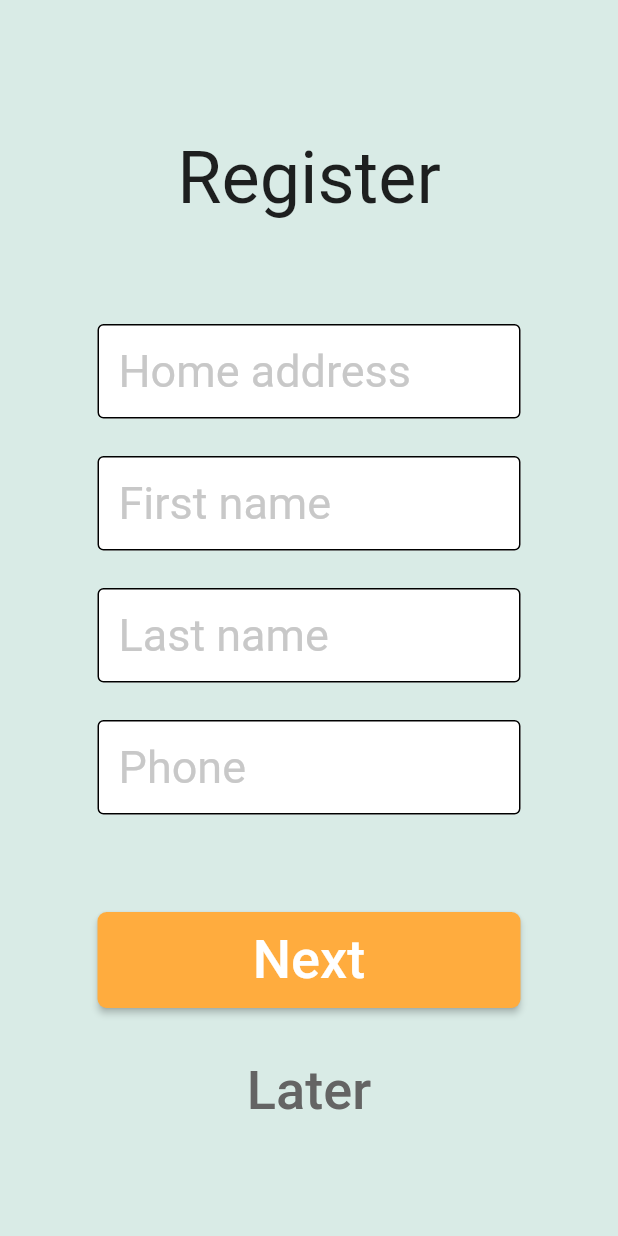
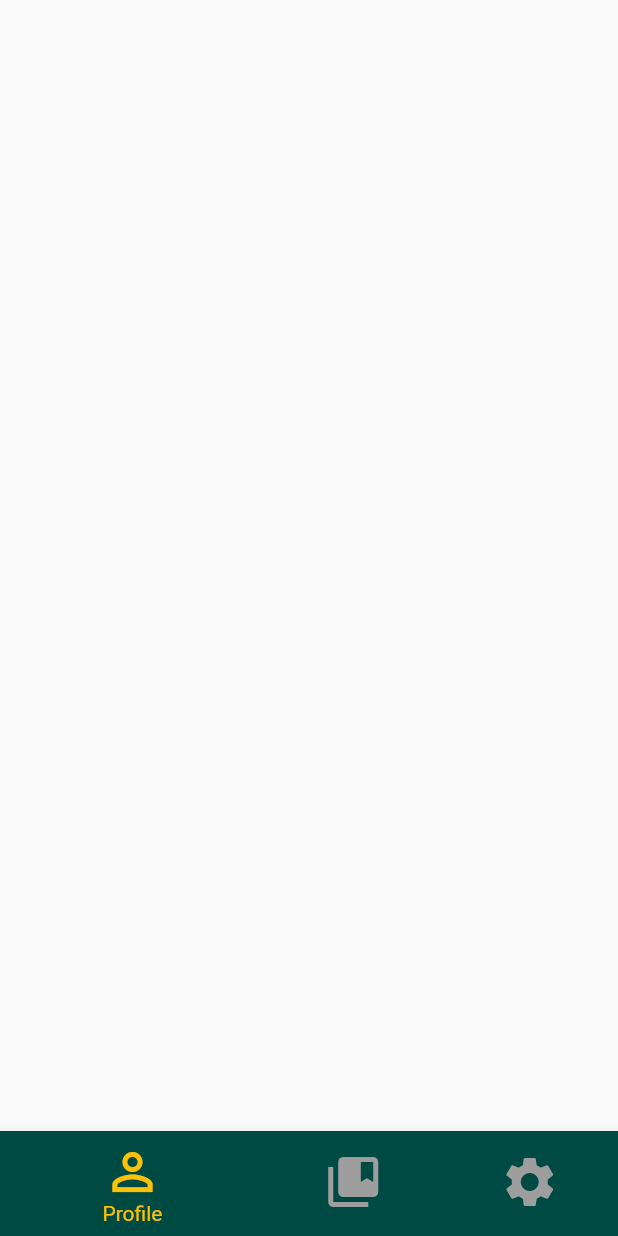
Before and after one commit to Grifon333/lib_bart, a Flutter app: the RegisterSecondWidget screen opened by its route, after a tap on "Next", on a phone screen of 412 x 824 dp. Run offline on Flutter 3.47's test engine with Material 2 defaults, Android fonts, the light colour scheme and no system bars.

Commit message:
Create windows for Bottom navigation

```diff
--- a/lib/assets/button/main_button.dart
+++ b/lib/assets/button/main_button.dart
@@ -29,11 +29,12 @@ class MainButton {
 
   Widget textButton({
     required String title,
+    required Function() onPressed,
   }) {
     return SizedBox(
       width: double.infinity,
       child: TextButton(
-        onPressed: () {},
+        onPressed: onPressed,
         child: Text(
           title,
           style: const TextStyle(
--- a/lib/ui/navigation/main_navigation.dart
+++ b/lib/ui/navigation/main_navigation.dart
@@ -1,4 +1,6 @@
 import 'package:lib_bart/library/widgets/inherited/provider.dart';
+import 'package:lib_bart/ui/widgets/bottom_navigation/bottom_navigation_model.dart';
+import 'package:lib_bart/ui/widgets/bottom_navigation/bottom_navigation_widget.dart';
 import 'package:lib_bart/ui/widgets/login/login_model.dart';
 import 'package:lib_bart/ui/widgets/login/login_widget.dart';
 import 'package:lib_bart/ui/widgets/register/register_first/register_first_model.dart';
@@ -12,6 +14,7 @@ class MainNavigationNameRoute {
   static const login = '/login';
   static const registerFirst = '/register/first';
   static const registerSecond = '/register/second';
+  static const bottomNavigation = '/bottomNavigation';
 }
 
 class MainNavigation {
@@ -29,6 +32,10 @@ class MainNavigation {
           child: const RegisterSecondWidget(),
           create: () => RegisterSecondModel(),
         ),
+    MainNavigationNameRoute.bottomNavigation: (context) => NotifierProvider(
+          child: const BottomNavigationWidget(),
+          create: () => BottomNavigationModel(),
+        ),
   };
 
   final initialRoute = MainNavigationNameRoute.main;
--- /dev/null
+++ b/lib/ui/widgets/bottom_navigation/bottom_navigation_model.dart
@@ -0,0 +1,12 @@
+import 'package:flutter/cupertino.dart';
+
+class BottomNavigationModel extends ChangeNotifier {
+  int _currentPage = 0;
+
+  int get currentPage => _currentPage;
+
+  void setCurrentPage(int val) {
+    _currentPage = val;
+    notifyListeners();
+  }
+}
--- /dev/null
+++ b/lib/ui/widgets/bottom_navigation/bottom_navigation_widget.dart
@@ -0,0 +1,71 @@
+import 'package:flutter/material.dart';
+import 'package:lib_bart/assets/color/main_colors.dart';
+import 'package:lib_bart/library/widgets/inherited/provider.dart';
+import 'package:lib_bart/ui/widgets/bottom_navigation/bottom_navigation_model.dart';
+
+class BottomNavigationWidget extends StatelessWidget {
+  const BottomNavigationWidget({Key? key}) : super(key: key);
+
+  @override
+  Widget build(BuildContext context) {
+    return const Scaffold(
+      body: _BodyWidget(),
+      bottomNavigationBar: _BottomNavigationBarWidget(),
+    );
+  }
+}
+
+class _BodyWidget extends StatelessWidget {
+  const _BodyWidget({Key? key}) : super(key: key);
+
+  @override
+  Widget build(BuildContext context) {
+    return SafeArea(
+      child: Text(''),
+    );
+  }
+}
+
+class _BottomNavigationBarWidget extends StatelessWidget {
+  const _BottomNavigationBarWidget({Key? key}) : super(key: key);
+
+  @override
+  Widget build(BuildContext context) {
+    final model = NotifierProvider.watch<BottomNavigationModel>(context);
+    if (model == null) return const SizedBox.shrink();
+
+    return BottomNavigationBar(
+      type: BottomNavigationBarType.shifting,
+      items: const [
+        BottomNavigationBarItem(
+          icon: Icon(
+            Icons.person_outline,
+            size: 40,
+          ),
+          label: 'Profile',
+          backgroundColor: MainColors.color2,
+        ),
+        BottomNavigationBarItem(
+          icon: Icon(
+            Icons.collections_bookmark,
+            size: 40,
+          ),
+          label: 'Books',
+          backgroundColor: MainColors.color2,
+        ),
+        BottomNavigationBarItem(
+          icon: Icon(
+            Icons.settings,
+            size: 40,
+          ),
+          label: 'Settings',
+          backgroundColor: MainColors.color2,
+        ),
+      ],
+      currentIndex: model.currentPage,
+      selectedItemColor: Colors.amber,
+      unselectedItemColor: Colors.grey,
+      onTap: (int val) => model.setCurrentPage(val),
+    );
+  }
+}
--- a/lib/ui/widgets/register/register_second/register_second_model.dart
+++ b/lib/ui/widgets/register/register_second/register_second_model.dart
@@ -1,5 +1,8 @@
 import 'package:flutter/cupertino.dart';
+import 'package:lib_bart/ui/navigation/main_navigation.dart';
 
 class RegisterSecondModel extends ChangeNotifier {
-
+  void toMainScreen(BuildContext context) {
+    Navigator.of(context).pushNamed(MainNavigationNameRoute.bottomNavigation);
+  }
 }
--- a/lib/ui/widgets/register/register_second/register_second_widget.dart
+++ b/lib/ui/widgets/register/register_second/register_second_widget.dart
@@ -1,7 +1,9 @@
 import 'package:flutter/material.dart';
+import 'package:lib_bart/library/widgets/inherited/provider.dart';
 import 'package:lib_bart/assets/button/main_button.dart';
 import 'package:lib_bart/assets/color/main_colors.dart';
 import 'package:lib_bart/assets/text_field/main_text_field.dart';
+import 'package:lib_bart/ui/widgets/register/register_second/register_second_model.dart';
 
 class RegisterSecondWidget extends StatelessWidget {
   const RegisterSecondWidget({Key? key}) : super(key: key);
@@ -42,15 +44,7 @@ class _BodyWidget extends StatelessWidget {
               const SizedBox(height: 25),
               MainTextField().tf1(hintText: 'Phone'),
               const SizedBox(height: 65),
-              MainButton().elevatedButton(
-                onPressed: () => {},
-                color: MainColors.color4,
-                title: 'Next',
-              ),
-              const SizedBox(height: 26),
-              MainButton().textButton(
-                title: 'Later'
-              ),
+              const _ButtonsWidget(),
             ],
           ),
         ),
@@ -58,3 +52,28 @@ class _BodyWidget extends StatelessWidget {
     );
   }
 }
+
+class _ButtonsWidget extends StatelessWidget {
+  const _ButtonsWidget({Key? key}) : super(key: key);
+
+  @override
+  Widget build(BuildContext context) {
+    final model = NotifierProvider.watch<RegisterSecondModel>(context);
+    if (model == null) return const SizedBox.shrink();
+
+    return Column(
+      children: [
+        MainButton().elevatedButton(
+          onPressed: () => model.toMainScreen(context),
+          color: MainColors.color4,
+          title: 'Next',
+        ),
+        const SizedBox(height: 26),
+        MainButton().textButton(
+          title: 'Later',
+          onPressed: () => model.toMainScreen(context),
+        ),
+      ],
+    );
+  }
+}
```
